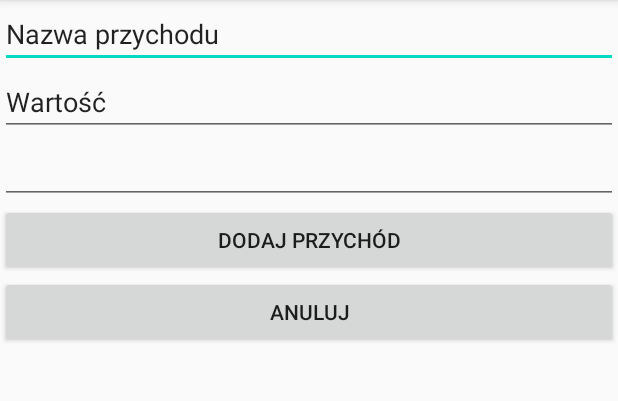
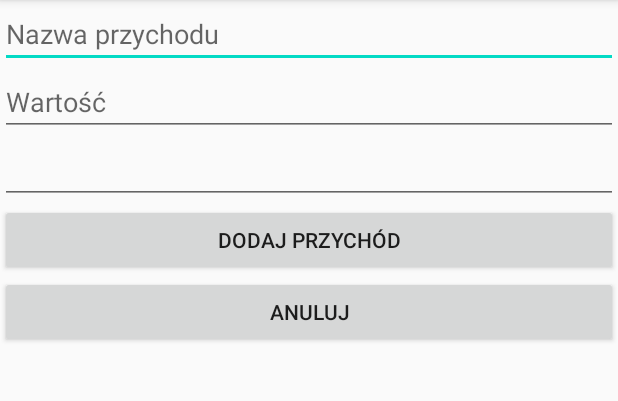
Before and after one commit to andairka/wsb-tota, an Android app: the AddIncomeActivity screen opened directly, with no data from a screen before it, after a tap on "DODAJ PRZYCHÓD", on a phone screen of 412 x 824 dp, the part 84-485 px from its top. Run offline under Robolectric (Android 15) with nearby library versions, the phone set to English and light mode, and no system bars; our stand-ins replace Room's generated code.

Commit message:
Add income - physical adding on db.

```diff
--- a/app/src/main/java/com/andairka/wsb/tota/AddIncomeActivity.java
+++ /dev/null
@@ -1,60 +0,0 @@
-package com.andairka.wsb.tota;
-
-import android.content.Intent;
-import android.os.Bundle;
-import android.view.View;
-import android.widget.TextView;
-import android.widget.Toast;
-
-import androidx.appcompat.app.AppCompatActivity;
-import androidx.room.Room;
-
-import com.andairka.wsb.tota.database.DatabaseService;
-import com.andairka.wsb.tota.database.ExpensesDatabase;
-import com.andairka.wsb.tota.database.entities.Income;
-
-import java.text.ParseException;
-import java.text.SimpleDateFormat;
-import java.util.Date;
-
-public class AddIncomeActivity extends AppCompatActivity {
-
-    @Override
-    protected void onCreate(Bundle savedInstanceState) {
-        super.onCreate(savedInstanceState);
-        setContentView(R.layout.add_income);
-
-        ExpensesDatabase db = Room.databaseBuilder(getApplicationContext(),
-                ExpensesDatabase.class, "expense-database").build();
-    }
-
-    public void addInButtonOnClickAction(View view) {
-        DatabaseService databaseService = new DatabaseService(getApplicationContext());
-        Income income = new Income();
-
-        // TU
-        TextView name = (TextView) findViewById(R.id.nazwaPrzychodu);
-        income.name = name.getEditableText().toString();
-
-        TextView amount = (TextView) findViewById(R.id.incomeValue);
-        income.amount = Double.parseDouble(amount.getEditableText().toString());
-
-        TextView date = (TextView) findViewById(R.id.incomeDate);
-        try {
-            income.date = new SimpleDateFormat("dd.MM.yyyy").parse(date.getEditableText().toString());
-        } catch (ParseException e) {
-            e.printStackTrace();
-        }
-
-
-//        databaseService.getIncomeDao().insertAll(income);
-
-        Toast.makeText(this, "dodałeś przychód "+income.name + income.amount + income.date, Toast.LENGTH_LONG).show();
-    }
-
-    public void cancelButtonOnClickAction(View view) {
-        Intent intent = new Intent(this, MainActivity.class);
-        startActivity(intent);
-        Toast.makeText(this, "Anulowałeś czynność", Toast.LENGTH_LONG).show();
-    }
-}
--- /dev/null
+++ b/app/src/main/java/com/andairka/wsb/tota/activity/AddIncomeActivity.java
@@ -0,0 +1,66 @@
+package com.andairka.wsb.tota.activity;
+
+import android.content.Intent;
+import android.os.Bundle;
+import android.view.View;
+import android.widget.TextView;
+import android.widget.Toast;
+
+import androidx.appcompat.app.AppCompatActivity;
+import androidx.room.Room;
+
+import com.andairka.wsb.tota.R;
+import com.andairka.wsb.tota.database.DatabaseService;
+import com.andairka.wsb.tota.database.ExpensesDatabase;
+import com.andairka.wsb.tota.database.entities.Income;
+import com.andairka.wsb.tota.utils.Utils;
+
+public class AddIncomeActivity extends AppCompatActivity {
+
+    @Override
+    protected void onCreate(Bundle savedInstanceState) {
+        super.onCreate(savedInstanceState);
+        setContentView(R.layout.add_income);
+    }
+
+    public void addInButtonOnClickAction(View view) {
+        // Get database service.
+        DatabaseService databaseService = new DatabaseService(getApplicationContext());
+
+        // Get Income from view.
+        Income income = this.getIncomeFromView();
+
+        if ( income.name != null && !income.name.isEmpty() && income.date != null && income.amount > 0 ) {
+            databaseService.getIncomeDao().insertAll(income);
+            Intent intent = new Intent(this, MainActivity.class);
+            startActivity(intent);
+            Toast.makeText(this, "Dodałeś przychód"+income.name + income.amount + income.date, Toast.LENGTH_LONG).show();
+        } else {
+            Toast.makeText(this, "Proszę wypełnić wszystkie wymagane pola.", Toast.LENGTH_LONG).show();
+        }
+    }
+
+    public void cancelButtonOnClickAction(View view) {
+        Intent intent = new Intent(this, MainActivity.class);
+        startActivity(intent);
+        Toast.makeText(this, "Anulowałeś czynność", Toast.LENGTH_LONG).show();
+    }
+
+    private Income getIncomeFromView() {
+        Income income = new Income();
+        // TU
+        TextView name = (TextView) findViewById(R.id.nazwaPrzychodu);
+        income.name = name.getEditableText().toString();
+
+        TextView amount = (TextView) findViewById(R.id.incomeValue);
+        String amountString = amount.getEditableText().toString();
+        if (amountString != null && !amountString.isEmpty()) {
+            income.amount = Double.parseDouble(amountString);
+        }
+
+        TextView date = (TextView) findViewById(R.id.incomeDate);
+        income.date = Utils.parseInputDate(date.getEditableText().toString());
+        return income;
+    }
+
+}
--- a/app/src/main/java/com/andairka/wsb/tota/AddOutgoActivity.java
+++ b/app/src/main/java/com/andairka/wsb/tota/activity/AddOutgoActivity.java
@@ -1,4 +1,4 @@
-package com.andairka.wsb.tota;
+package com.andairka.wsb.tota.activity;
 
 import android.content.Intent;
 import android.os.Bundle;
@@ -6,9 +6,8 @@ import android.view.View;
 import android.widget.Toast;
 
 import androidx.appcompat.app.AppCompatActivity;
-import androidx.room.Room;
 
-import com.andairka.wsb.tota.database.ExpensesDatabase;
+import com.andairka.wsb.tota.R;
 
 public class AddOutgoActivity extends AppCompatActivity {
 
--- a/app/src/main/java/com/andairka/wsb/tota/MainActivity.java
+++ b/app/src/main/java/com/andairka/wsb/tota/activity/MainActivity.java
@@ -1,14 +1,13 @@
-package com.andairka.wsb.tota;
+package com.andairka.wsb.tota.activity;
 
 import androidx.appcompat.app.AppCompatActivity;
-import androidx.room.Room;
 
 import android.content.Intent;
 import android.os.Bundle;
 import android.view.View;
 import android.widget.Toast;
 
-import com.andairka.wsb.tota.database.ExpensesDatabase;
+import com.andairka.wsb.tota.R;
 
 
 public class MainActivity extends AppCompatActivity {
--- a/app/src/main/java/com/andairka/wsb/tota/ViewIncomeActivty.java
+++ b/app/src/main/java/com/andairka/wsb/tota/activity/ViewIncomeActivty.java
@@ -1,4 +1,4 @@
-package com.andairka.wsb.tota;
+package com.andairka.wsb.tota.activity;
 
 import android.content.Intent;
 import android.os.Bundle;
@@ -7,6 +7,7 @@ import android.widget.Toast;
 
 import androidx.appcompat.app.AppCompatActivity;
 
+import com.andairka.wsb.tota.R;
 import com.andairka.wsb.tota.database.DatabaseService;
 import com.andairka.wsb.tota.database.entities.Income;
 
--- a/app/src/main/java/com/andairka/wsb/tota/ViewOutgoActivity.java
+++ b/app/src/main/java/com/andairka/wsb/tota/activity/ViewOutgoActivity.java
@@ -1,4 +1,4 @@
-package com.andairka.wsb.tota;
+package com.andairka.wsb.tota.activity;
 
 import android.content.Intent;
 import android.os.Bundle;
@@ -6,6 +6,8 @@ import android.view.View;
 import android.widget.Toast;
 
 import androidx.appcompat.app.AppCompatActivity;
+
+import com.andairka.wsb.tota.R;
 
 public class ViewOutgoActivity extends AppCompatActivity {
 
--- a/app/src/main/java/com/andairka/wsb/tota/database/DatabaseService.java
+++ b/app/src/main/java/com/andairka/wsb/tota/database/DatabaseService.java
@@ -13,7 +13,9 @@ public class DatabaseService {
 
     public DatabaseService(Context context) {
          db = Room.databaseBuilder(context,
-                ExpensesDatabase.class, "expense-database").build();
+                ExpensesDatabase.class, "expense-database").fallbackToDestructiveMigrationOnDowngrade()
+                 .allowMainThreadQueries()
+                 .fallbackToDestructiveMigration().build();
     }
 
     public ExpensesDatabase getDatabase() {
--- a/app/src/main/java/com/andairka/wsb/tota/database/ExpensesDatabase.java
+++ b/app/src/main/java/com/andairka/wsb/tota/database/ExpensesDatabase.java
@@ -10,7 +10,7 @@ import com.andairka.wsb.tota.database.dao.IncomeDao;
 import com.andairka.wsb.tota.database.entities.Expense;
 import com.andairka.wsb.tota.database.entities.Income;
 
-@Database(entities = {Expense.class, Income.class}, version = 1)
+@Database(entities = {Expense.class, Income.class}, version = 2)
 @TypeConverters({Converters.class})
 public abstract class ExpensesDatabase extends RoomDatabase {
     public abstract ExpensesDao expensesDao();
--- a/app/src/main/java/com/andairka/wsb/tota/database/entities/Expense.java
+++ b/app/src/main/java/com/andairka/wsb/tota/database/entities/Expense.java
@@ -9,7 +9,7 @@ import java.util.Date;
 @Entity
 public class Expense {
 
-    @PrimaryKey
+    @PrimaryKey(autoGenerate = true)
     public int uid;
 
     @ColumnInfo(name = "date")
--- a/app/src/main/java/com/andairka/wsb/tota/database/entities/Income.java
+++ b/app/src/main/java/com/andairka/wsb/tota/database/entities/Income.java
@@ -9,7 +9,7 @@ import java.util.Date;
 @Entity
 public class Income {
 
-    @PrimaryKey
+    @PrimaryKey(autoGenerate = true)
     public int uid;
 
     @ColumnInfo(name = "date")
--- /dev/null
+++ b/app/src/main/java/com/andairka/wsb/tota/utils/Utils.java
@@ -0,0 +1,18 @@
+package com.andairka.wsb.tota.utils;
+
+import java.text.ParseException;
+import java.text.SimpleDateFormat;
+import java.util.Date;
+
+public class Utils {
+
+    public static Date parseInputDate(String date) {
+        Date responseDate = null;
+        try {
+            responseDate = new SimpleDateFormat("dd.MM.yyyy").parse(date);
+        } catch (ParseException e) {
+            e.printStackTrace();
+        }
+        return responseDate;
+    }
+}
--- a/app/src/main/res/layout/activity_main.xml
+++ b/app/src/main/res/layout/activity_main.xml
@@ -4,7 +4,7 @@
     xmlns:tools="http://schemas.android.com/tools"
     android:layout_width="match_parent"
     android:layout_height="match_parent"
-    tools:context="com.andairka.wsb.tota.MainActivity">
+    tools:context="com.andairka.wsb.tota.activity.MainActivity">
 
     <TextView
         android:id="@+id/textView"
--- a/app/src/main/res/layout/add_income.xml
+++ b/app/src/main/res/layout/add_income.xml
@@ -20,8 +20,9 @@
         android:layout_width="match_parent"
         android:layout_height="wrap_content"
         android:ems="10"
+        android:hint="@string/add_income_name"
         android:inputType="textPersonName"
-                android:text="@string/add_income_name" />
+         />
 
             <EditText
                 android:id="@+id/incomeValue"
@@ -29,7 +30,7 @@
                 android:layout_height="wrap_content"
                 android:ems="10"
                 android:inputType="number"
-                android:text="@string/add_value" />
+                android:hint="@string/add_value" />
 
             <EditText
                 android:id="@+id/incomeDate"
@@ -37,7 +38,7 @@
                 android:layout_height="wrap_content"
                 android:ems="10"
                 android:inputType="date"
-                tools:text="@string/add_data" />
+                tools:hint="@string/add_data" />
 
             <Button
                 android:id="@+id/button3"
```
Also changed, not shown: app/src/main/AndroidManifest.xml (+5 -5 lines). Lines whose indentation alone changed are shown as unchanged.
